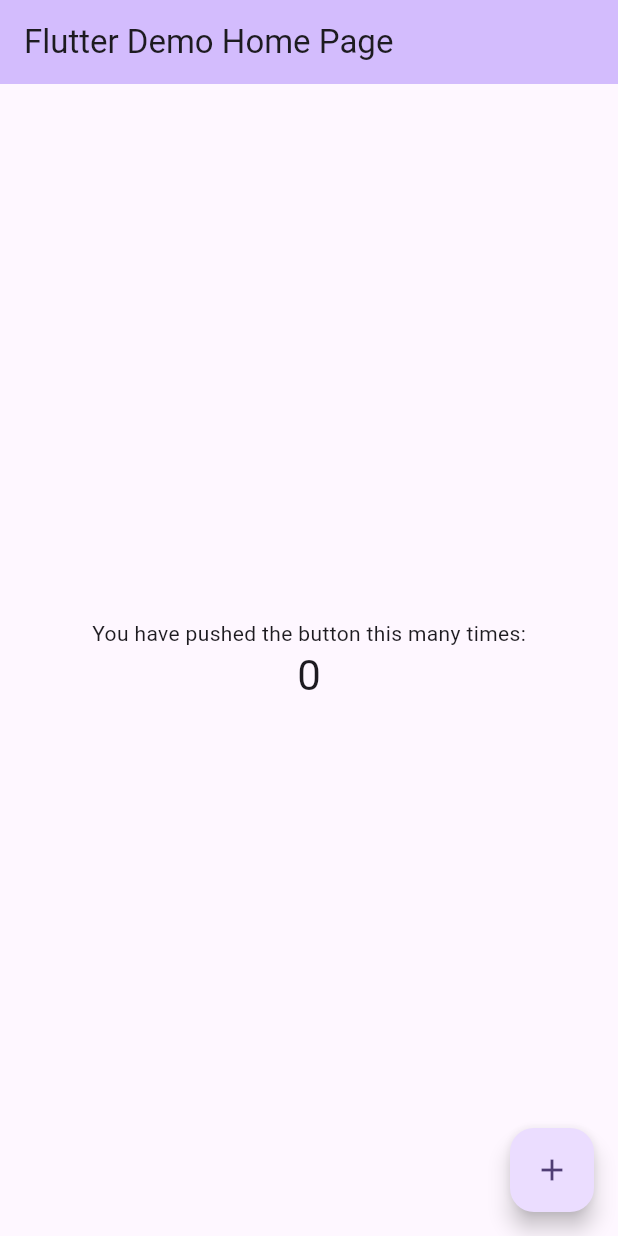
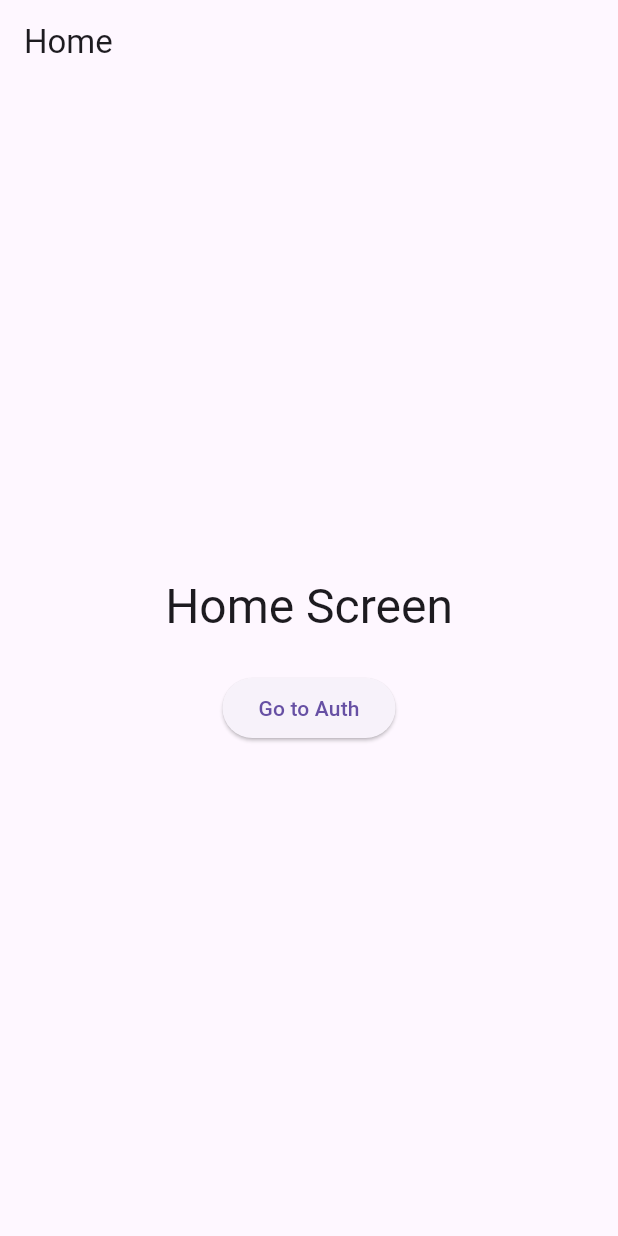
Before and after one commit to T1WiLLi/GitNar, a Flutter app: the screen it shows after launch, on a phone screen of 412 x 824 dp. Run offline on Flutter 3.47's test engine with Material 3 defaults, Android fonts, the phone set to English and light mode, and no system bars.

Commit message:
Implement initial app structure with authentication and home views

```diff
--- a/lib/main.dart
+++ b/lib/main.dart
@@ -1,122 +1,7 @@
-import 'package:flutter/material.dart';
+import 'package:flutter/cupertino.dart';
+import 'src/app.dart';
 
 void main() {
-  runApp(const MyApp());
+  WidgetsFlutterBinding.ensureInitialized();
+  runApp(const App());
 }
-
-class MyApp extends StatelessWidget {
-  const MyApp({super.key});
-
-  // This widget is the root of your application.
-  @override
-  Widget build(BuildContext context) {
-    return MaterialApp(
-      title: 'Flutter Demo',
-      theme: ThemeData(
-        // This is the theme of your application.
-        //
-        // TRY THIS: Try running your application with "flutter run". You'll see
-        // the application has a purple toolbar. Then, without quitting the app,
-        // try changing the seedColor in the colorScheme below to Colors.green
-        // and then invoke "hot reload" (save your changes or press the "hot
-        // reload" button in a Flutter-supported IDE, or press "r" if you used
-        // the command line to start the app).
-        //
-        // Notice that the counter didn't reset back to zero; the application
-        // state is not lost during the reload. To reset the state, use hot
-        // restart instead.
-        //
-        // This works for code too, not just values: Most code changes can be
-        // tested with just a hot reload.
-        colorScheme: ColorScheme.fromSeed(seedColor: Colors.deepPurple),
-      ),
-      home: const MyHomePage(title: 'Flutter Demo Home Page'),
-    );
-  }
-}
-
-class MyHomePage extends StatefulWidget {
-  const MyHomePage({super.key, required this.title});
-
-  // This widget is the home page of your application. It is stateful, meaning
-  // that it has a State object (defined below) that contains fields that affect
-  // how it looks.
-
-  // This class is the configuration for the state. It holds the values (in this
-  // case the title) provided by the parent (in this case the App widget) and
-  // used by the build method of the State. Fields in a Widget subclass are
-  // always marked "final".
-
-  final String title;
-
-  @override
-  State<MyHomePage> createState() => _MyHomePageState();
-}
-
-class _MyHomePageState extends State<MyHomePage> {
-  int _counter = 0;
-
-  void _incrementCounter() {
-    setState(() {
-      // This call to setState tells the Flutter framework that something has
-      // changed in this State, which causes it to rerun the build method below
-      // so that the display can reflect the updated values. If we changed
-      // _counter without calling setState(), then the build method would not be
-      // called again, and so nothing would appear to happen.
-      _counter++;
-    });
-  }
-
-  @override
-  Widget build(BuildContext context) {
-    // This method is rerun every time setState is called, for instance as done
-    // by the _incrementCounter method above.
-    //
-    // The Flutter framework has been optimized to make rerunning build methods
-    // fast, so that you can just rebuild anything that needs updating rather
-    // than having to individually change instances of widgets.
-    return Scaffold(
-      appBar: AppBar(
-        // TRY THIS: Try changing the color here to a specific color (to
-        // Colors.amber, perhaps?) and trigger a hot reload to see the AppBar
-        // change color while the other colors stay the same.
-        backgroundColor: Theme.of(context).colorScheme.inversePrimary,
-        // Here we take the value from the MyHomePage object that was created by
-        // the App.build method, and use it to set our appbar title.
-        title: Text(widget.title),
-      ),
-      body: Center(
-        // Center is a layout widget. It takes a single child and positions it
-        // in the middle of the parent.
-        child: Column(
-          // Column is also a layout widget. It takes a list of children and
-          // arranges them vertically. By default, it sizes itself to fit its
-          // children horizontally, and tries to be as tall as its parent.
-          //
-          // Column has various properties to control how it sizes itself and
-          // how it positions its children. Here we use mainAxisAlignment to
-          // center the children vertically; the main axis here is the vertical
-          // axis because Columns are vertical (the cross axis would be
-          // horizontal).
-          //
-          // TRY THIS: Invoke "debug painting" (choose the "Toggle Debug Paint"
-          // action in the IDE, or press "p" in the console), to see the
-          // wireframe for each widget.
-          mainAxisAlignment: MainAxisAlignment.center,
-          children: <Widget>[
-            const Text('You have pushed the button this many times:'),
-            Text(
-              '$_counter',
-              style: Theme.of(context).textTheme.headlineMedium,
-            ),
-          ],
-        ),
-      ),
-      floatingActionButton: FloatingActionButton(
-        onPressed: _incrementCounter,
-        tooltip: 'Increment',
-        child: const Icon(Icons.add),
-      ), // This trailing comma makes auto-formatting nicer for build methods.
-    );
-  }
-}
--- /dev/null
+++ b/lib/src/app.dart
@@ -0,0 +1,20 @@
+import 'package:flutter/material.dart';
+import 'routes.dart';
+
+class App extends StatelessWidget {
+  const App({super.key});
+
+  @override
+  Widget build(BuildContext context) {
+    return MaterialApp(
+      title: "GitNar",
+      theme: ThemeData(
+        primarySwatch: Colors.blue,
+        visualDensity: VisualDensity.adaptivePlatformDensity,
+      ),
+      initialRoute: Routes.home,
+      routes: appRoutes,
+      debugShowCheckedModeBanner: false,
+    );
+  }
+}
--- /dev/null
+++ b/lib/src/routes.dart
@@ -0,0 +1,13 @@
+import 'package:flutter/material.dart';
+import 'package:gitnar/src/views/auth_view.dart';
+import 'package:gitnar/src/views/home_view.dart';
+
+abstract class Routes {
+  static const home = '/';
+  static const auth = '/auth';
+}
+
+final Map<String, WidgetBuilder> appRoutes = {
+  Routes.home: (_) => const HomeView(),
+  Routes.auth: (_) => const AuthView(),
+};
--- /dev/null
+++ b/lib/src/views/auth_view.dart
@@ -0,0 +1,31 @@
+import 'package:flutter/material.dart';
+import 'package:gitnar/src/routes.dart';
+
+class AuthView extends StatelessWidget {
+  const AuthView({super.key});
+
+  @override
+  Widget build(BuildContext context) {
+    return Scaffold(
+      appBar: AppBar(title: const Text('Authentication')),
+      body: Center(
+        child: Column(
+          mainAxisSize: MainAxisSize.min,
+          children: [
+            Text(
+              'Auth Screen',
+              style: Theme.of(context).textTheme.headlineLarge,
+            ),
+            const SizedBox(height: 24),
+            ElevatedButton(
+              onPressed: () {
+                Navigator.pushReplacementNamed(context, Routes.home);
+              },
+              child: const Text('Go to Home'),
+            ),
+          ],
+        ),
+      ),
+    );
+  }
+}
--- /dev/null
+++ b/lib/src/views/home_view.dart
@@ -0,0 +1,31 @@
+import 'package:flutter/material.dart';
+import 'package:gitnar/src/routes.dart';
+
+class HomeView extends StatelessWidget {
+  const HomeView({super.key});
+
+  @override
+  Widget build(BuildContext context) {
+    return Scaffold(
+      appBar: AppBar(title: const Text('Home')),
+      body: Center(
+        child: Column(
+          mainAxisSize: MainAxisSize.min,
+          children: [
+            Text(
+              'Home Screen',
+              style: Theme.of(context).textTheme.headlineLarge,
+            ),
+            const SizedBox(height: 24),
+            ElevatedButton(
+              onPressed: () {
+                Navigator.pushReplacementNamed(context, Routes.auth);
+              },
+              child: const Text('Go to Auth'),
+            ),
+          ],
+        ),
+      ),
+    );
+  }
+}
```
Also changed, not shown: 4 other files.
